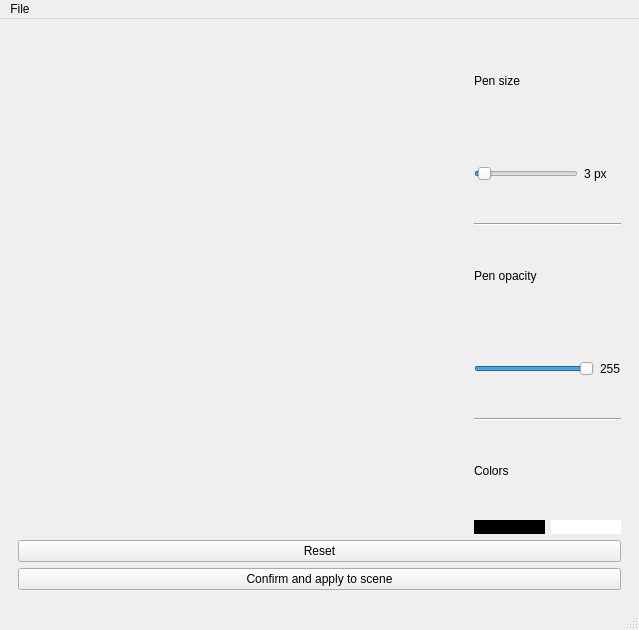
binaryHips/Projet3D, file ui/ui/mainwindow.ui: the form before one commit.
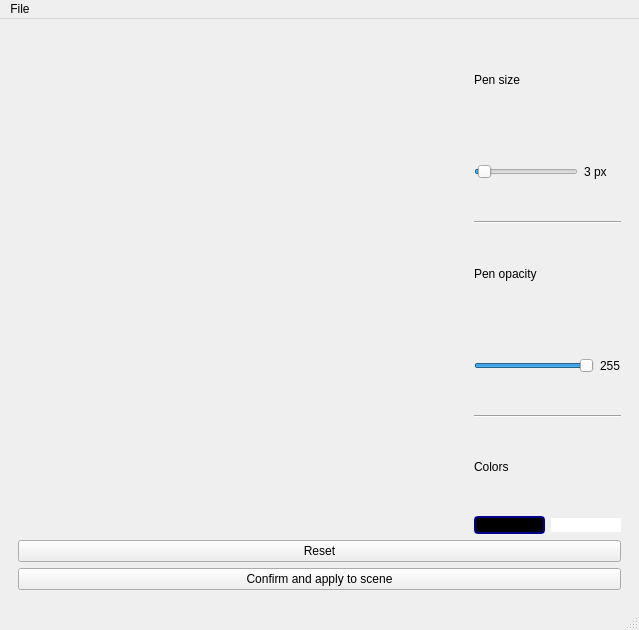
The form after the commit. The open tabs and pages were chosen to show the change. Custom widgets are drawn as their Qt base class.

Commit message: default color

```diff
--- a/ui/ui/mainwindow.ui
+++ b/ui/ui/mainwindow.ui
@@ -325,7 +325,7 @@
                  </sizepolicy>
                 </property>
                 <property name="styleSheet">
-                 <string notr="true">QPushButton{border:none;background-color:rgba(0, 0, 0,255);}</string>
+                 <string notr="true">QPushButton{border: 2px solid #00008b; border-radius: 4px; background-color: rgba(0,0,0,255);}</string>
                 </property>
                 <property name="text">
                  <string/>
```
Left out of the diff: 2 changed lines with no effect on the pictures.
